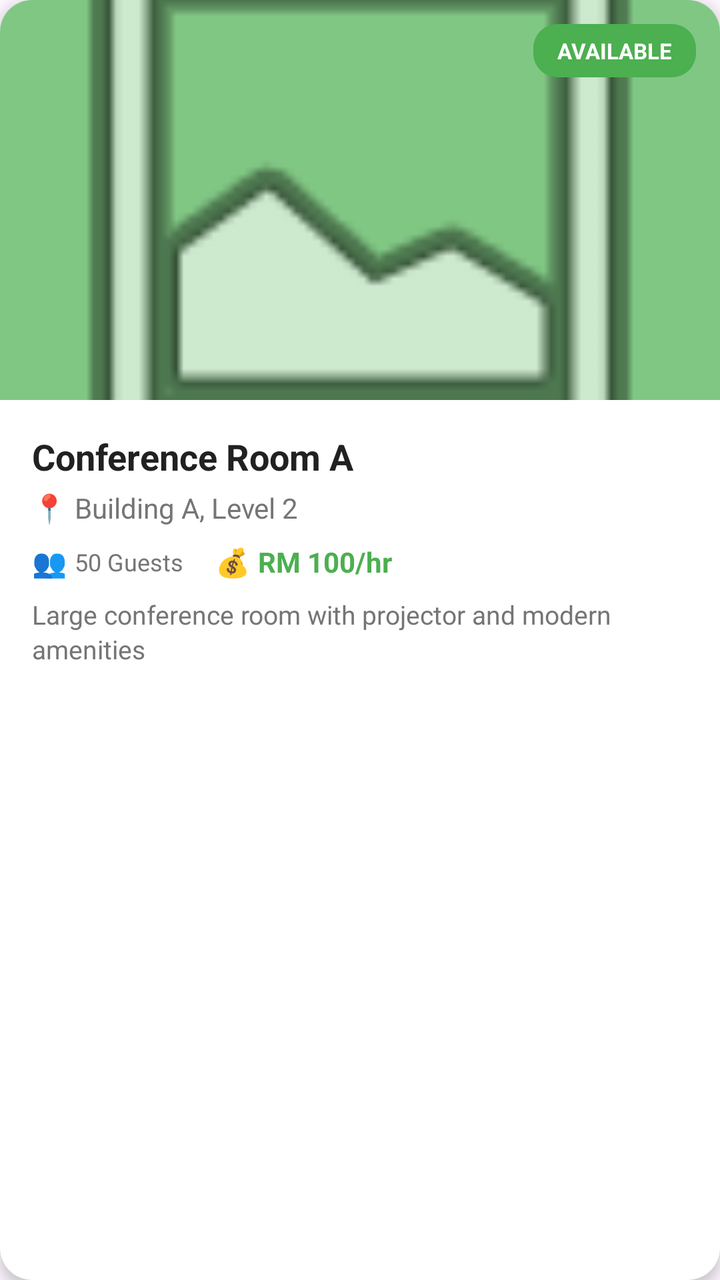
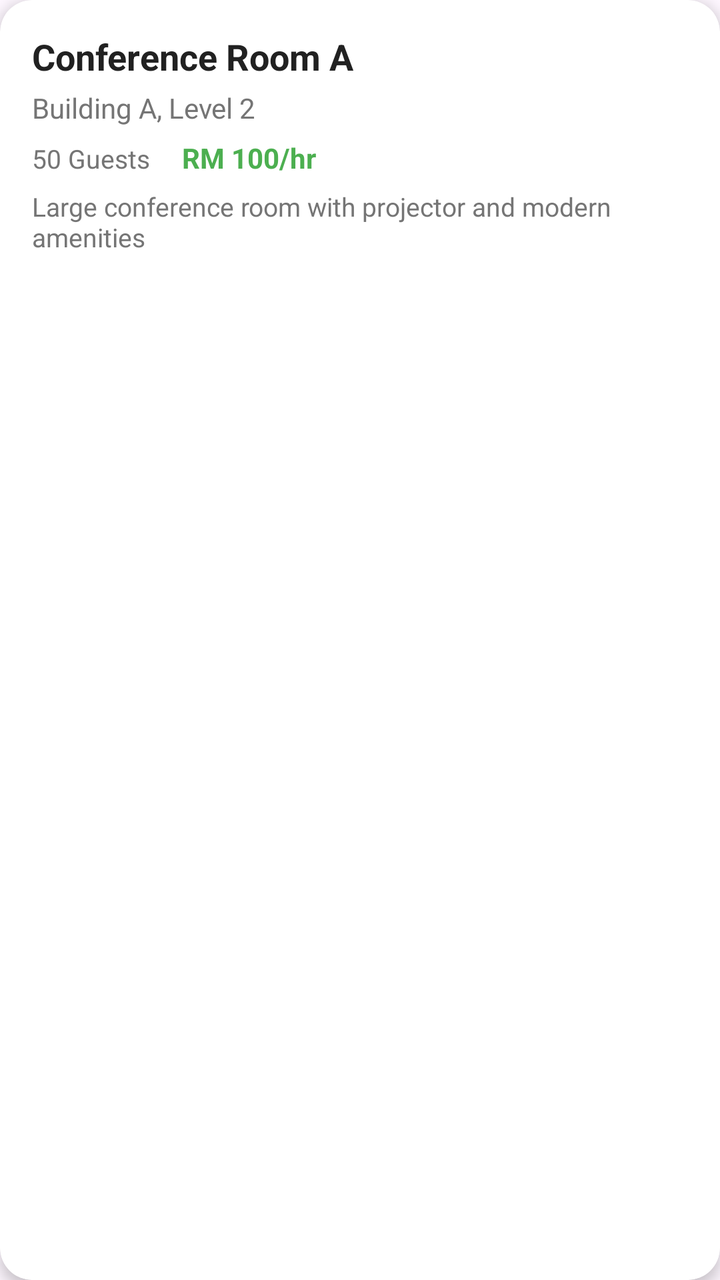

An Android layout rendered at two revisions. The XML below is the earlier revision; the diff shows what the commit changed to produce the second picture.
<!-- AndroidManifest.xml: application theme Theme.FacilityBooking -->
<!-- res/layout/facility_list_item.xml -->
<?xml version="1.0" encoding="utf-8"?>
<androidx.cardview.widget.CardView xmlns:android="http://schemas.android.com/apk/res/android"
    xmlns:app="http://schemas.android.com/apk/res-auto"
    android:layout_width="match_parent"
    android:layout_height="wrap_content"
    android:layout_marginStart="16dp"
    android:layout_marginEnd="16dp"
    android:layout_marginTop="12dp"
    android:layout_marginBottom="4dp"
    app:cardCornerRadius="16dp"
    app:cardElevation="4dp"
    app:cardBackgroundColor="@color/card_background">

    <LinearLayout
        android:layout_width="match_parent"
        android:layout_height="wrap_content"
        android:orientation="vertical">

        
        <RelativeLayout
            android:layout_width="match_parent"
            android:layout_height="200dp"
            android:background="@color/primary_green_light">

            <ImageView
                android:id="@+id/imgFacility"
                android:layout_width="match_parent"
                android:layout_height="match_parent"
                android:scaleType="centerCrop"
                android:src="@android:drawable/ic_menu_gallery"
                android:contentDescription="Facility image" />

            
            <TextView
                android:id="@+id/tvStatus"
                android:layout_width="wrap_content"
                android:layout_height="wrap_content"
                android:layout_alignParentTop="true"
                android:layout_alignParentEnd="true"
                android:layout_margin="12dp"
                android:text="AVAILABLE"
                android:textSize="11sp"
                android:textStyle="bold"
                android:textColor="@color/white"
                android:background="@drawable/status_badge_available"
                android:paddingStart="12dp"
                android:paddingEnd="12dp"
                android:paddingTop="6dp"
                android:paddingBottom="6dp" />

            
            <ImageButton
                android:id="@+id/btnDeleteFacility"
                android:layout_width="40dp"
                android:layout_height="40dp"
                android:layout_alignParentBottom="true"
                android:layout_alignParentEnd="true"
                android:layout_margin="12dp"
                android:src="@android:drawable/ic_menu_delete"
                android:background="@drawable/circle_background"
                android:backgroundTint="#F44336"
                android:tint="@color/white"
                android:visibility="gone"
                android:contentDescription="Delete facility" />

        </RelativeLayout>

        
        <LinearLayout
            android:layout_width="match_parent"
            android:layout_height="wrap_content"
            android:orientation="vertical"
            android:padding="16dp">

            
            <TextView
                android:id="@+id/tvFacilityName"
                android:layout_width="wrap_content"
                android:layout_height="wrap_content"
                android:text="Conference Room A"
                android:textSize="18sp"
                android:textStyle="bold"
                android:textColor="@color/text_primary"
                android:layout_marginBottom="4dp" />

            <LinearLayout
                android:layout_width="match_parent"
                android:layout_height="wrap_content"
                android:orientation="horizontal"
                android:gravity="center_vertical"
                android:layout_marginBottom="8dp">

                <TextView
                    android:layout_width="wrap_content"
                    android:layout_height="wrap_content"
                    android:text="📍"
                    android:textSize="14sp" />

                <TextView
                    android:id="@+id/tvLocation"
                    android:layout_width="0dp"
                    android:layout_height="wrap_content"
                    android:layout_weight="1"
                    android:text="Building A, Level 2"
                    android:textSize="14sp"
                    android:textColor="@color/text_secondary"
                    android:layout_marginStart="4dp" />

            </LinearLayout>

            
            <LinearLayout
                android:layout_width="match_parent"
                android:layout_height="wrap_content"
                android:orientation="horizontal"
                android:gravity="center_vertical"
                android:layout_marginBottom="8dp">

                
                <LinearLayout
                    android:layout_width="wrap_content"
                    android:layout_height="wrap_content"
                    android:orientation="horizontal"
                    android:gravity="center_vertical"
                    android:layout_marginEnd="16dp">

                    <TextView
                        android:layout_width="wrap_content"
                        android:layout_height="wrap_content"
                        android:text="👥"
                        android:textSize="14sp" />

                    <TextView
                        android:id="@+id/tvCapacity"
                        android:layout_width="wrap_content"
                        android:layout_height="wrap_content"
                        android:text="50 Guests"
                        android:textSize="12sp"
                        android:textColor="@color/text_secondary"
                        android:layout_marginStart="4dp" />

                </LinearLayout>

                
                <LinearLayout
                    android:layout_width="0dp"
                    android:layout_height="wrap_content"
                    android:layout_weight="1"
                    android:orientation="horizontal"
                    android:gravity="center_vertical">

                    <TextView
                        android:layout_width="wrap_content"
                        android:layout_height="wrap_content"
                        android:text="💰"
                        android:textSize="14sp" />

                    <TextView
                        android:id="@+id/tvHourlyRate"
                        android:layout_width="wrap_content"
                        android:layout_height="wrap_content"
                        android:text="RM 100/hr"
                        android:textSize="14sp"
                        android:textColor="@color/primary_green"
                        android:textStyle="bold"
                        android:layout_marginStart="4dp" />

                </LinearLayout>

            </LinearLayout>

            
            <TextView
                android:id="@+id/tvDescription"
                android:layout_width="match_parent"
                android:layout_height="wrap_content"
                android:text="Large conference room with projector and modern amenities"
                android:textSize="13sp"
                android:textColor="@color/text_secondary"
                android:maxLines="2"
                android:ellipsize="end"
                android:lineSpacingExtra="2dp" />

        </LinearLayout>

    </LinearLayout>

</androidx.cardview.widget.CardView>
<!-- resources referenced by this layout -->
<resources>
  <color name="card_background">#FFFFFF</color>
  <color name="primary_green">#4CAF50</color>
  <color name="primary_green_light">#81C784</color>
  <color name="text_primary">#212121</color>
  <color name="text_secondary">#757575</color>
  <color name="white">#FFFFFFFF</color>
  <!-- drawable circle_background (drawable) -->
  <?xml version="1.0" encoding="utf-8"?>
  <shape xmlns:android="http://schemas.android.com/apk/res/android"
      android:shape="oval">
      <solid android:color="#80FFFFFF" />
  </shape>
  <!-- drawable status_badge_available (drawable) -->
  <?xml version="1.0" encoding="utf-8"?>
  <shape xmlns:android="http://schemas.android.com/apk/res/android"
      android:shape="rectangle">
      <solid android:color="@color/status_available" />
      <corners android:radius="12dp" />
  </shape>
  <style name="Theme.FacilityBooking" parent="Base.Theme.FacilityBooking" />
  <color name="status_available">#4CAF50</color>
  <style name="Base.Theme.FacilityBooking" parent="Theme.Material3.DayNight.NoActionBar">
          
          
      </style>
</resources>

<!-- the commit's change to res/layout/facility_list_item.xml (unified diff, before → after) -->
@@ -9,7 +9,7 @@
     android:layout_marginBottom="4dp"
     app:cardCornerRadius="16dp"
     app:cardElevation="4dp"
-    app:cardBackgroundColor="@color/card_background">
+    app:cardBackgroundColor="@color/white">
 
     <LinearLayout
         android:layout_width="match_parent"
@@ -17,53 +17,53 @@
         android:orientation="vertical">
 
         
-        <RelativeLayout
+        <androidx.constraintlayout.widget.ConstraintLayout
             android:layout_width="match_parent"
-            android:layout_height="200dp"
+            android:layout_height="0dp"
+            app:layout_constraintDimensionRatio="16:9"
             android:background="@color/primary_green_light">
 
+            
             <ImageView
                 android:id="@+id/imgFacility"
-                android:layout_width="match_parent"
-                android:layout_height="match_parent"
+                android:layout_width="0dp"
+                android:layout_height="0dp"
                 android:scaleType="centerCrop"
-                android:src="@android:drawable/ic_menu_gallery"
-                android:contentDescription="Facility image" />
+                android:src="@drawable/defaulticon"
+                android:contentDescription="Facility Image"
+                app:layout_constraintTop_toTopOf="parent"
+                app:layout_constraintBottom_toBottomOf="parent"
+                app:layout_constraintStart_toStartOf="parent"
+                app:layout_constraintEnd_toEndOf="parent" />
 
             
             <TextView
                 android:id="@+id/tvStatus"
                 android:layout_width="wrap_content"
                 android:layout_height="wrap_content"
-                android:layout_alignParentTop="true"
-                android:layout_alignParentEnd="true"
-                android:layout_margin="12dp"
                 android:text="AVAILABLE"
                 android:textSize="11sp"
                 android:textStyle="bold"
-                android:textColor="@color/white"
+                android:textColor="@android:color/white"
                 android:background="@drawable/status_badge_available"
                 android:paddingStart="12dp"
                 android:paddingEnd="12dp"
                 android:paddingTop="6dp"
-                android:paddingBottom="6dp" />
+                android:paddingBottom="6dp"
+                android:layout_margin="12dp"
+                app:layout_constraintTop_toTopOf="parent"
+                app:layout_constraintEnd_toEndOf="parent" />
 
             
             <ImageButton
                 android:id="@+id/btnDeleteFacility"
-                android:layout_width="40dp"
-                android:layout_height="40dp"
-                android:layout_alignParentBottom="true"
-                android:layout_alignParentEnd="true"
-                android:layout_margin="12dp"
                 android:src="@android:drawable/ic_menu_delete"
-                android:background="@drawable/circle_background"
-                android:backgroundTint="#F44336"
-                android:tint="@color/white"
-                android:visibility="gone"
-                android:contentDescription="Delete facility" />
+                android:background="@android:color/transparent"
+                android:contentDescription="Delete"
+                android:layout_width="wrap_content"
+                android:layout_height="wrap_content"/>
 
-        </RelativeLayout>
+        </androidx.constraintlayout.widget.ConstraintLayout>
 
         
         <LinearLayout
@@ -83,89 +83,40 @@
                 android:textColor="@color/text_primary"
                 android:layout_marginBottom="4dp" />
 
-            <LinearLayout
-                android:layout_width="match_parent"
+            
+            <TextView
+                android:id="@+id/tvLocation"
+                android:layout_width="wrap_content"
                 android:layout_height="wrap_content"
-                android:orientation="horizontal"
-                android:gravity="center_vertical"
-                android:layout_marginBottom="8dp">
-
-                <TextView
-                    android:layout_width="wrap_content"
-                    android:layout_height="wrap_content"
-                    android:text="📍"
-                    android:textSize="14sp" />
-
-                <TextView
-                    android:id="@+id/tvLocation"
-                    android:layout_width="0dp"
-                    android:layout_height="wrap_content"
-                    android:layout_weight="1"
-                    android:text="Building A, Level 2"
-                    android:textSize="14sp"
-                    android:textColor="@color/text_secondary"
-                    android:layout_marginStart="4dp" />
-
-            </LinearLayout>
+                android:text="Building A, Level 2"
+                android:textSize="14sp"
+                android:textColor="@color/text_secondary"
+                android:layout_marginBottom="6dp" />
 
             
             <LinearLayout
                 android:layout_width="match_parent"
                 android:layout_height="wrap_content"
                 android:orientation="horizontal"
-                android:gravity="center_vertical"
-                android:layout_marginBottom="8dp">
+                android:layout_marginBottom="6dp">
 
-                
-                <LinearLayout
+                <TextView
+                    android:id="@+id/tvCapacity"
                     android:layout_width="wrap_content"
                     android:layout_height="wrap_content"
-                    android:orientation="horizontal"
-                    android:gravity="center_vertical"
-                    android:layout_marginEnd="16dp">
+                    android:text="50 Guests"
+                    android:textSize="13sp"
+                    android:textColor="@color/text_secondary"
+                    android:layout_marginEnd="16dp" />
 
-                    <TextView
-                        android:layout_width="wrap_content"
-                        android:layout_height="wrap_content"
-                        android:text="👥"
-                        android:textSize="14sp" />
-
-                    <TextView
-                        android:id="@+id/tvCapacity"
-                        android:layout_width="wrap_content"
-                        android:layout_height="wrap_content"
-                        android:text="50 Guests"
-                        android:textSize="12sp"
-                        android:textColor="@color/text_secondary"
-                        android:layout_marginStart="4dp" />
-
-                </LinearLayout>
-
-                
-                <LinearLayout
-                    android:layout_width="0dp"
+                <TextView
+                    android:id="@+id/tvHourlyRate"
+                    android:layout_width="wrap_content"
                     android:layout_height="wrap_content"
-                    android:layout_weight="1"
-                    android:orientation="horizontal"
-                    android:gravity="center_vertical">
-
-                    <TextView
-                        android:layout_width="wrap_content"
-                        android:layout_height="wrap_content"
-                        android:text="💰"
-                        android:textSize="14sp" />
-
-                    <TextView
-                        android:id="@+id/tvHourlyRate"
-                        android:layout_width="wrap_content"
-                        android:layout_height="wrap_content"
-                        android:text="RM 100/hr"
-                        android:textSize="14sp"
-                        android:textColor="@color/primary_green"
-                        android:textStyle="bold"
-                        android:layout_marginStart="4dp" />
-
-                </LinearLayout>
+                    android:text="RM 100/hr"
+                    android:textSize="14sp"
+                    android:textStyle="bold"
+                    android:textColor="@color/primary_green" />
 
             </LinearLayout>
 
@@ -178,8 +129,7 @@
                 android:textSize="13sp"
                 android:textColor="@color/text_secondary"
                 android:maxLines="2"
-                android:ellipsize="end"
-                android:lineSpacingExtra="2dp" />
+                android:ellipsize="end" />
 
         </LinearLayout>
 
<!-- resource entries referenced after the edit -->
@@ -1,17 +1,11 @@
 <!-- resources referenced by this layout -->
 <resources>
-  <color name="card_background">#FFFFFF</color>
   <color name="primary_green">#4CAF50</color>
   <color name="primary_green_light">#81C784</color>
   <color name="text_primary">#212121</color>
   <color name="text_secondary">#757575</color>
   <color name="white">#FFFFFFFF</color>
-  <!-- drawable circle_background (drawable) -->
-  <?xml version="1.0" encoding="utf-8"?>
-  <shape xmlns:android="http://schemas.android.com/apk/res/android"
-      android:shape="oval">
-      <solid android:color="#80FFFFFF" />
-  </shape>
+  <!-- drawable defaulticon: jpg bitmap (drawable, 132213 bytes) -->
   <!-- drawable status_badge_available (drawable) -->
   <?xml version="1.0" encoding="utf-8"?>
   <shape xmlns:android="http://schemas.android.com/apk/res/android"
